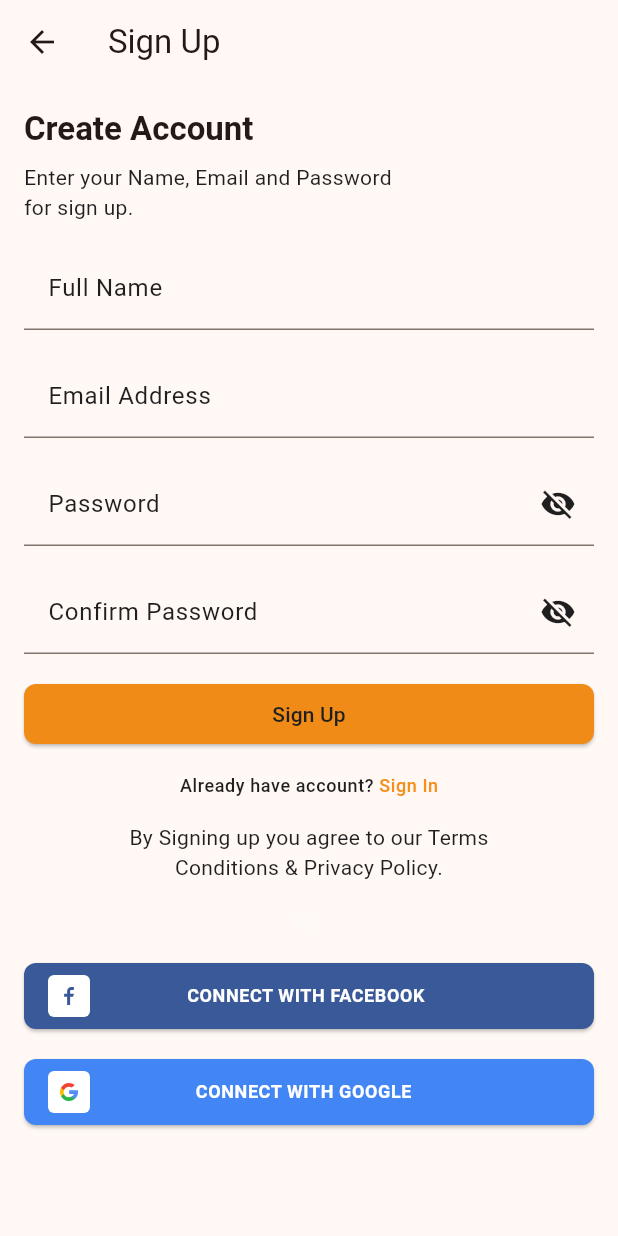
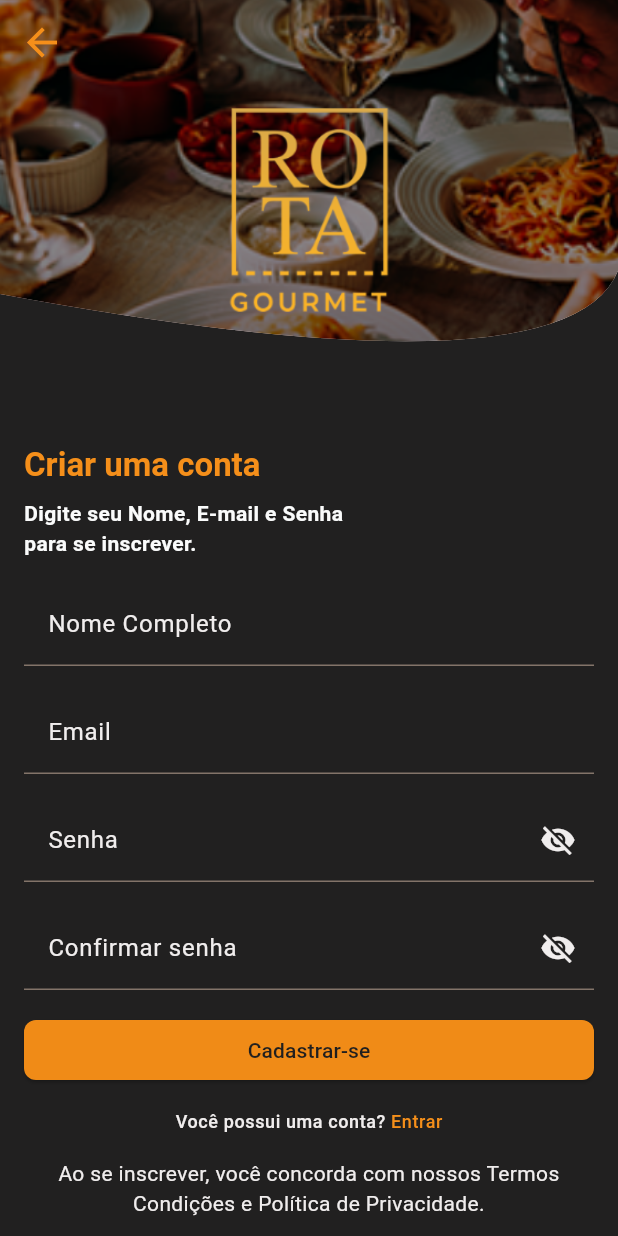
Before and after one commit to williamsilvadonizete/rota-app, a Flutter app: the SignUpScreen screen opened directly, on a phone screen of 412 x 824 dp. Run offline on Flutter 3.47's test engine with Material 3 defaults, Android fonts, the phone set to English and light mode, and no system bars; our stand-ins replace flutter_svg, form_field_validator.

Commit message:
feat: login screen

```diff
--- /dev/null
+++ b/lib/components/custom_bar.dart
@@ -0,0 +1,33 @@
+import 'package:flutter/material.dart';
+import 'package:rota_app/components/wave_bar.dart';
+import 'package:rota_app/constants.dart';
+
+class CustomAppBar extends StatelessWidget implements PreferredSizeWidget {
+  @override
+  final Size preferredSize;
+
+  final bool showBackButton; // Novo parâmetro para ativar/desativar o botão de voltar
+
+  // Atualize o construtor para aceitar o parâmetro showBackButton
+  const CustomAppBar({super.key, this.showBackButton = true}) : preferredSize = const Size.fromHeight(280);
+
+  @override
+  Widget build(BuildContext context) {
+    return AppBar(
+     leading: showBackButton
+          ? IconButton(
+              icon: const Icon(
+                Icons.arrow_back,  // Ícone de voltar
+                color: primaryColor,  // Cor personalizada
+                size: 30,           // Tamanho do ícone
+              ),
+              onPressed: () {
+                Navigator.pop(context); // Volta para a tela anterior
+              },
+            )
+          : const SizedBox(), // Se showBackButton for false, não exibe o botão de voltar
+      backgroundColor: primaryColorDark,
+      flexibleSpace: BackgroundWave(height: 400),
+    );
+  }
+}
--- /dev/null
+++ b/lib/components/wave_bar.dart
@@ -0,0 +1,89 @@
+import 'package:flutter/material.dart';
+
+class BackgroundWave extends StatelessWidget {
+  final double height;
+
+  const BackgroundWave({super.key, required this.height});
+  // const BackgroundWave({super.key, required this.title, required this.text});
+//   @override
+//   Widget build(BuildContext context) {
+//     return SizedBox(
+//       height: height,
+//       child: ClipPath(
+//           clipper: BackgroundWaveClipper(),
+//           child: Container(
+//             width: MediaQuery.of(context).size.width,
+//             height: height,
+//             decoration: const BoxDecoration(
+//                 gradient: LinearGradient(
+//               colors: [Color(0xFFFACCCC), Color(0xFFF6EFE9)],
+//             )),
+//           )),
+//     );
+//   }
+// }
+
+ @override
+Widget build(BuildContext context) {
+  return SizedBox(
+    height: height,
+    child: ClipPath(
+      clipper: BackgroundWaveClipper(),
+      child: Container(
+        width: MediaQuery.of(context).size.width,
+        height: height,
+        decoration: BoxDecoration(
+          image: const DecorationImage(
+            image: AssetImage("assets/images/bar.png"), // Caminho da imagem
+            fit: BoxFit.cover, // Ajusta a imagem ao tamanho do container
+          ),
+          gradient: const LinearGradient(
+            colors: [Color(0xFFFACCCC), Color(0xFFF6EFE9)],
+            begin: Alignment.topLeft,
+            end: Alignment.bottomRight,
+          ),
+        ),
+        child: Stack(
+          alignment: Alignment.center, // Alinha tudo no centro
+          children: [
+            Image.asset(
+              "assets/images/Logo.png", // Caminho da sua logo
+              height: 140, // Ajuste o tamanho da logo
+            ),
+          ],
+        ),
+      ),
+    ),
+  );
+}
+}
+
+class BackgroundWaveClipper extends CustomClipper<Path> {
+  @override
+  Path getClip(Size size) {
+    var path = Path();
+
+    const minSize = 140.0;
+
+    // when h = max = 280
+    // h = 280, p1 = 210, p1Diff = 70
+    // when h = min = 140
+    // h = 140, p1 = 140, p1Diff = 0
+    final p1Diff = ((minSize - size.height) * 0.6).truncate().abs();
+    path.lineTo(0.0, size.height - p1Diff);
+
+    final controlPoint = Offset(size.width * 1.1, size.height);
+    final endPoint = Offset(size.width, minSize);
+
+    path.quadraticBezierTo(
+        controlPoint.dx, controlPoint.dy, endPoint.dx, endPoint.dy);
+
+    path.lineTo(size.width, 0.0);
+    path.close();
+
+    return path;
+  }
+
+  @override
+  bool shouldReclip(BackgroundWaveClipper oldClipper) => oldClipper != this;
+}
--- a/lib/components/welcome_text.dart
+++ b/lib/components/welcome_text.dart
@@ -16,10 +16,11 @@ class WelcomeText extends StatelessWidget {
           style: Theme.of(context)
               .textTheme
               .titleLarge!
-              .copyWith(fontWeight: FontWeight.w600),
+              .copyWith(fontWeight: FontWeight.w600, color: primaryColor),
         ),
         const SizedBox(height: defaultPadding / 2),
-        Text(text, style: Theme.of(context).textTheme.bodyMedium),
+        Text(text, style: Theme.of(context).textTheme.bodyMedium!
+              .copyWith(fontWeight: FontWeight.w600, color: labelColor)),
         const SizedBox(height: defaultPadding),
       ],
     );
--- a/lib/constants.dart
+++ b/lib/constants.dart
@@ -5,9 +5,10 @@ import 'package:form_field_validator/form_field_validator.dart';
 const titleColor = Color.fromARGB(255, 250, 251, 251);
 const labelColor = Color.fromARGB(255, 250, 251, 251);
 const primaryColor = Color.fromARGB(255, 245, 143, 26);
+// const primaryColorDark =  Color.fromARGB(255, 80, 79, 77);
 const primaryColorDark =  Color.fromARGB(255, 33, 32, 32);
 const accentColor = Color(0xFFEF9920);
-const bodyTextColor = Color.fromARGB(255, 32, 31, 31);
+const bodyTextColor = Color.fromARGB(255, 240, 237, 237);
 const inputColor = Color.fromARGB(255, 240, 237, 237);
 
 const double defaultPadding = 16;
@@ -62,4 +63,4 @@ final phoneNumberValidator = MinLengthValidator(10,
 
 // Common Text
 final Center kOrText = Center(
-    child: Text("Or", style: TextStyle(color: titleColor.withOpacity(0.7))));
+    child: Text("Ou", style: TextStyle(color: titleColor.withOpacity(0.7))));
--- a/lib/screens/auth/components/sign_in_form.dart
+++ b/lib/screens/auth/components/sign_in_form.dart
@@ -25,9 +25,13 @@ class _SignInFormState extends State<SignInForm> {
           TextFormField(
             validator: emailValidator.call,
             onSaved: (value) {},
+            style: Theme.of(context)
+                        .textTheme
+                        .bodyMedium!
+                        .copyWith(fontWeight: FontWeight.w600, color: inputColor),
             textInputAction: TextInputAction.next,
             keyboardType: TextInputType.emailAddress,
-            decoration: const InputDecoration(hintText: "Email Address"),
+            decoration: const InputDecoration(hintText: "Email"),
           ),
           const SizedBox(height: defaultPadding),
 
@@ -36,8 +40,12 @@ class _SignInFormState extends State<SignInForm> {
             obscureText: _obscureText,
             validator: passwordValidator.call,
             onSaved: (value) {},
+            style: Theme.of(context)
+                        .textTheme
+                        .bodyMedium!
+                        .copyWith(fontWeight: FontWeight.w600, color: inputColor),
             decoration: InputDecoration(
-              hintText: "Password",
+              hintText: "Senha",
               suffixIcon: GestureDetector(
                 onTap: () {
                   setState(() {
@@ -61,11 +69,11 @@ class _SignInFormState extends State<SignInForm> {
               ),
             ),
             child: Text(
-              "Forget Password?",
+              "Esqueceu a Senha?",
               style: Theme.of(context)
                   .textTheme
                   .bodySmall!
-                  .copyWith(fontWeight: FontWeight.w500),
+                  .copyWith(fontWeight: FontWeight.w500, color: labelColor),
             ),
           ),
           const SizedBox(height: defaultPadding),
@@ -86,7 +94,7 @@ class _SignInFormState extends State<SignInForm> {
                 );
               }
             },
-            child: const Text("Sign in"),
+            child: const Text("Entrar"),
           ),
         ],
       ),
--- a/lib/screens/auth/forgot_password_screen.dart
+++ b/lib/screens/auth/forgot_password_screen.dart
@@ -1,4 +1,5 @@
 import 'package:flutter/material.dart';
+import 'package:rota_app/components/custom_bar.dart';
 import 'reset_email_sent_screen.dart';
 
 import '../../components/welcome_text.dart';
@@ -10,18 +11,17 @@ class ForgotPasswordScreen extends StatelessWidget {
   @override
   Widget build(BuildContext context) {
     return Scaffold(
-      appBar: AppBar(
-        title: const Text("Forgot Password"),
-      ),
+      backgroundColor: primaryColorDark,
+      appBar: const CustomAppBar(showBackButton: true),
       body: const SingleChildScrollView(
         padding: EdgeInsets.symmetric(horizontal: defaultPadding),
         child: Column(
           crossAxisAlignment: CrossAxisAlignment.start,
           children: [
             WelcomeText(
-                title: "Forgot password",
+                title: "Esqueceu a Senha",
                 text:
-                    "Enter your email address and we will \nsend you a reset instructions."),
+                    "Entre seu email para receber as instruçoes"),
             SizedBox(height: defaultPadding),
             ForgotPassForm(),
           ],
@@ -52,7 +52,7 @@ class _ForgotPassFormState extends State<ForgotPassForm> {
             validator: emailValidator.call,
             onSaved: (value) {},
             keyboardType: TextInputType.emailAddress,
-            decoration: const InputDecoration(hintText: "Email Address"),
+            decoration: const InputDecoration(hintText: "Email"),
           ),
           const SizedBox(height: defaultPadding),
 
@@ -70,7 +70,7 @@ class _ForgotPassFormState extends State<ForgotPassForm> {
                 );
               }
             },
-            child: const Text("Reset password"),
+            child: const Text("Recuperar Senha"),
           ),
         ],
       ),
--- a/lib/screens/auth/reset_email_sent_screen.dart
+++ b/lib/screens/auth/reset_email_sent_screen.dart
@@ -10,8 +10,9 @@ class ResetEmailSentScreen extends StatelessWidget {
   @override
   Widget build(BuildContext context) {
     return Scaffold(
+      backgroundColor: primaryColorDark,
       appBar: AppBar(
-        title: const Text("Forgot Password"),
+        title: const Text("Esqueceu a Senha"),
       ),
       body: SingleChildScrollView(
         padding: const EdgeInsets.symmetric(horizontal: defaultPadding),
@@ -19,13 +20,13 @@ class ResetEmailSentScreen extends StatelessWidget {
           crossAxisAlignment: CrossAxisAlignment.start,
           children: [
             const WelcomeText(
-                title: "Reset email sent",
+                title: "Redefiniçāo de senha enviada!",
                 text:
-                    "We have sent a instructions email to \ntheflutterway@email.com."),
+                    "Nós enviamos instruçoes no seu email"),
             const SizedBox(height: defaultPadding),
             ElevatedButton(
               onPressed: () {},
-              child: const Text("Send again"),
+              child: const Text("Enviar Novamente"),
             ),
           ],
         ),
--- a/lib/screens/auth/sign_in_screen.dart
+++ b/lib/screens/auth/sign_in_screen.dart
@@ -1,6 +1,8 @@
 import 'package:flutter/gestures.dart';
 import 'package:flutter/material.dart';
 import 'package:flutter_svg/flutter_svg.dart';
+import 'package:rota_app/components/custom_bar.dart';
+import 'package:rota_app/components/wave_bar.dart';
 
 import '../../components/buttons/socal_button.dart';
 import '../../components/welcome_text.dart';
@@ -14,10 +16,8 @@ class SignInScreen extends StatelessWidget {
   @override
   Widget build(BuildContext context) {
     return Scaffold(
-      appBar: AppBar(
-        leading: const SizedBox(),
-        title: const Text("Entrar"),
-      ),
+      backgroundColor: primaryColorDark,
+      appBar: const CustomAppBar(showBackButton: false),
       body: SingleChildScrollView(
         child: Padding(
           padding: const EdgeInsets.symmetric(horizontal: defaultPadding),
@@ -40,7 +40,7 @@ class SignInScreen extends StatelessWidget {
                     style: Theme.of(context)
                         .textTheme
                         .bodySmall!
-                        .copyWith(fontWeight: FontWeight.w600),
+                        .copyWith(fontWeight: FontWeight.w600, color: labelColor),
                     text: "Nāo tem uma conta? ",
                     children: <TextSpan>[
                       TextSpan(
--- a/lib/screens/auth/sign_up_screen.dart
+++ b/lib/screens/auth/sign_up_screen.dart
@@ -1,6 +1,7 @@
 import 'package:flutter/gestures.dart';
 import 'package:flutter/material.dart';
 import 'package:flutter_svg/flutter_svg.dart';
+import 'package:rota_app/components/custom_bar.dart';
 import 'sign_in_screen.dart';
 
 import '../../components/buttons/socal_button.dart';
@@ -14,9 +15,8 @@ class SignUpScreen extends StatelessWidget {
   @override
   Widget build(BuildContext context) {
     return Scaffold(
-      appBar: AppBar(
-        title: const Text("Sign Up"),
-      ),
+      backgroundColor: primaryColorDark,
+      appBar: const CustomAppBar(showBackButton: true),
       body: SingleChildScrollView(
         child: Padding(
           padding: const EdgeInsets.symmetric(horizontal: defaultPadding),
@@ -24,8 +24,8 @@ class SignUpScreen extends StatelessWidget {
             crossAxisAlignment: CrossAxisAlignment.start,
             children: [
               const WelcomeText(
-                title: "Create Account",
-                text: "Enter your Name, Email and Password \nfor sign up.",
+                title: "Criar uma conta",
+                text: "Digite seu Nome, E-mail e Senha \npara se inscrever.",
               ),
 
               // Sign Up Form
@@ -39,11 +39,11 @@ class SignUpScreen extends StatelessWidget {
                     style: Theme.of(context)
                         .textTheme
                         .bodySmall!
-                        .copyWith(fontWeight: FontWeight.w500),
-                    text: "Already have account? ",
+                        .copyWith(fontWeight: FontWeight.w500,),
+                    text: "Você possui uma conta? ",
                     children: <TextSpan>[
                       TextSpan(
-                        text: "Sign In",
+                        text: "Entrar",
                         style: const TextStyle(color: primaryColor),
                         recognizer: TapGestureRecognizer()
                           ..onTap = () => Navigator.push(
@@ -60,40 +60,11 @@ class SignUpScreen extends StatelessWidget {
               const SizedBox(height: defaultPadding),
               Center(
                 child: Text(
-                  "By Signing up you agree to our Terms \nConditions & Privacy Policy.",
+                  "Ao se inscrever, você concorda com nossos Termos \nCondições e Política de Privacidade.",
                   textAlign: TextAlign.center,
                   style: Theme.of(context).textTheme.bodyMedium,
                 ),
               ),
-              const SizedBox(height: defaultPadding),
-              kOrText,
-              const SizedBox(height: defaultPadding),
-
-              // Facebook
-              SocalButton(
-                press: () {},
-                text: "Connect with Facebook",
-                color: const Color(0xFF395998),
-                icon: SvgPicture.asset(
-                  'assets/icons/facebook.svg',
-                  colorFilter: const ColorFilter.mode(
-                    Color(0xFF395998),
-                    BlendMode.srcIn,
-                  ),
-                ),
-              ),
-              const SizedBox(height: defaultPadding),
-
-              // Google
-              SocalButton(
-                press: () {},
-                text: "Connect with Google",
-                color: const Color(0xFF4285F4),
-                icon: SvgPicture.asset(
-                  'assets/icons/google.svg',
-                ),
-              ),
-              const SizedBox(height: defaultPadding),
             ],
           ),
         ),
--- a/lib/screens/signUp/components/body.dart
+++ b/lib/screens/signUp/components/body.dart
@@ -40,7 +40,7 @@ class Body extends StatelessWidget {
                     text: "Already have account? ",
                     children: <TextSpan>[
                       TextSpan(
-                        text: "Sign In",
+                        text: "Entrar",
                         style: const TextStyle(color: primaryColor),
                         recognizer: TapGestureRecognizer()
                           ..onTap = () => Navigator.push(
--- a/lib/screens/signUp/components/sign_up_form.dart
+++ b/lib/screens/signUp/components/sign_up_form.dart
@@ -26,7 +26,7 @@ class _SignUpFormState extends State<SignUpForm> {
             validator: requiredValidator.call,
             onSaved: (value) {},
             textInputAction: TextInputAction.next,
-            decoration: const InputDecoration(hintText: "Full Name"),
+            decoration: const InputDecoration(hintText: "Nome Completo"),
           ),
           const SizedBox(height: defaultPadding),
 
@@ -36,7 +36,7 @@ class _SignUpFormState extends State<SignUpForm> {
             onSaved: (value) {},
             textInputAction: TextInputAction.next,
             keyboardType: TextInputType.emailAddress,
-            decoration: const InputDecoration(hintText: "Email Address"),
+            decoration: const InputDecoration(hintText: "Email"),
           ),
           const SizedBox(height: defaultPadding),
 
@@ -48,7 +48,7 @@ class _SignUpFormState extends State<SignUpForm> {
             onChanged: (value) {},
             onSaved: (value) {},
             decoration: InputDecoration(
-              hintText: "Password",
+              hintText: "Senha",
               suffixIcon: GestureDetector(
                 onTap: () {
                   setState(() {
@@ -67,7 +67,7 @@ class _SignUpFormState extends State<SignUpForm> {
           TextFormField(
             obscureText: _obscureText,
             decoration: InputDecoration(
-              hintText: "Confirm Password",
+              hintText: "Confirmar senha",
               suffixIcon: GestureDetector(
                 onTap: () {
                   setState(() {
@@ -91,7 +91,7 @@ class _SignUpFormState extends State<SignUpForm> {
                 ),
               );
             },
-            child: const Text("Sign Up"),
+            child: const Text("Cadastrar-se"),
           ),
         ],
       ),
```
Also changed, not shown: assets/images/bar.png (added).
